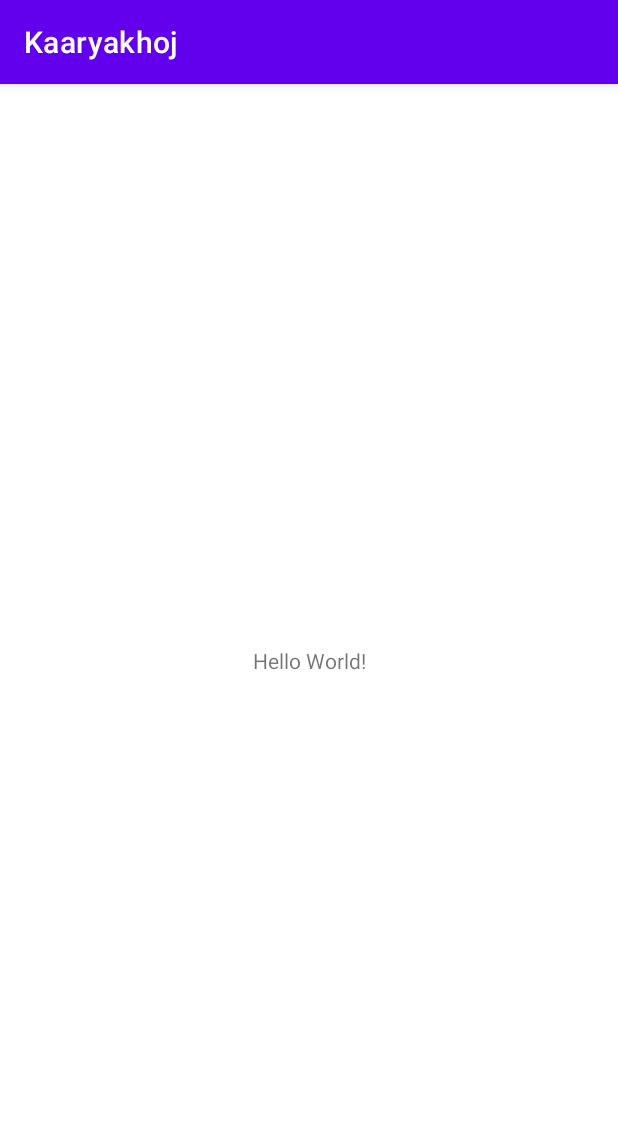
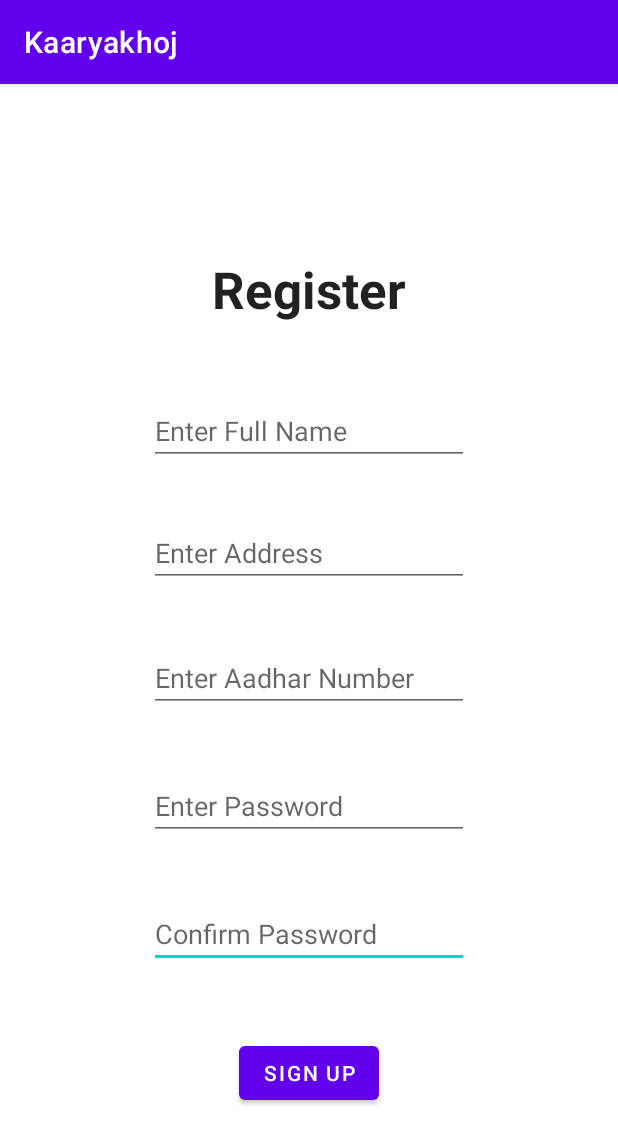
Before and after one commit to parthesh-hub/BetaVerse_SIH2022_APP, an Android app: the screen it shows after launch (MainActivity), on a phone screen of 412 x 824 dp. Shown: the top 1144 px of the screen. Run offline under Robolectric (Android 15) with nearby library versions, the phone set to English and light mode, and no system bars.

Commit message:
Register Page

```diff
--- a/app/src/main/AndroidManifest.xml
+++ b/app/src/main/AndroidManifest.xml
@@ -10,6 +10,9 @@
         android:supportsRtl="true"
         android:theme="@style/Theme.Kaaryakhoj">
         <activity
+            android:name=".VerifyPhone"
+            android:exported="false" />
+        <activity
             android:name=".MainActivity"
             android:exported="true">
             <intent-filter>
--- a/app/src/main/res/layout/activity_main.xml
+++ b/app/src/main/res/layout/activity_main.xml
@@ -6,13 +6,96 @@
     android:layout_height="match_parent"
     tools:context=".MainActivity">
 
-    <TextView
+    <EditText
+        android:id="@+id/editTextTextPassword2"
         android:layout_width="wrap_content"
         android:layout_height="wrap_content"
-        android:text="Hello World!"
+        android:layout_marginTop="40dp"
+        android:layout_marginBottom="46dp"
+        android:ems="10"
+        android:hint="Confirm Password"
+        android:inputType="textPassword"
+        app:layout_constraintBottom_toTopOf="@+id/button2"
+        app:layout_constraintEnd_toEndOf="parent"
+        app:layout_constraintStart_toStartOf="parent"
+        app:layout_constraintTop_toBottomOf="@+id/editTextTextPassword" />
+
+    <TextView
+        android:id="@+id/textView2"
+        android:layout_width="wrap_content"
+        android:layout_height="wrap_content"
+        android:text="Register"
+        android:textAppearance="@style/TextAppearance.AppCompat.Large"
+        android:textSize="34sp"
+        android:textStyle="bold"
         app:layout_constraintBottom_toBottomOf="parent"
+        app:layout_constraintEnd_toEndOf="parent"
         app:layout_constraintLeft_toLeftOf="parent"
         app:layout_constraintRight_toRightOf="parent"
-        app:layout_constraintTop_toTopOf="parent" />
+        app:layout_constraintStart_toStartOf="parent"
+        app:layout_constraintTop_toTopOf="parent"
+        app:layout_constraintVertical_bias="0.158" />
+
+    <EditText
+        android:id="@+id/editTextTextPersonName"
+        android:layout_width="wrap_content"
+        android:layout_height="wrap_content"
+        android:layout_marginTop="49dp"
+        android:layout_marginBottom="36dp"
+        android:ems="10"
+        android:hint="Enter Full Name"
+        android:inputType="textPersonName"
+        app:layout_constraintBottom_toTopOf="@+id/editTextTextPostalAddress"
+        app:layout_constraintEnd_toEndOf="parent"
+        app:layout_constraintHorizontal_bias="0.5"
+        app:layout_constraintStart_toStartOf="parent"
+        app:layout_constraintTop_toBottomOf="@+id/textView2" />
+
+    <EditText
+        android:id="@+id/editTextTextPostalAddress"
+        android:layout_width="wrap_content"
+        android:layout_height="wrap_content"
+        android:layout_marginTop="36dp"
+        android:ems="10"
+        android:hint="Enter Address"
+        android:inputType="textPostalAddress"
+        app:layout_constraintEnd_toEndOf="parent"
+        app:layout_constraintStart_toStartOf="parent"
+        app:layout_constraintTop_toBottomOf="@+id/editTextTextPersonName" />
+
+    <EditText
+        android:id="@+id/editTextTextPassword"
+        android:layout_width="wrap_content"
+        android:layout_height="wrap_content"
+        android:layout_marginTop="40dp"
+        android:ems="10"
+        android:hint="Enter Password"
+        android:inputType="textPassword"
+        app:layout_constraintEnd_toEndOf="parent"
+        app:layout_constraintHorizontal_bias="0.5"
+        app:layout_constraintStart_toStartOf="parent"
+        app:layout_constraintTop_toBottomOf="@+id/editTextNumber" />
+
+    <Button
+        android:id="@+id/button2"
+        android:layout_width="wrap_content"
+        android:layout_height="wrap_content"
+        android:layout_marginTop="46dp"
+        android:text="Sign Up"
+        app:layout_constraintEnd_toEndOf="parent"
+        app:layout_constraintStart_toStartOf="parent"
+        app:layout_constraintTop_toBottomOf="@+id/editTextTextPassword2" />
+
+    <EditText
+        android:id="@+id/editTextNumber"
+        android:layout_width="wrap_content"
+        android:layout_height="wrap_content"
+        android:layout_marginTop="38dp"
+        android:ems="10"
+        android:hint="Enter Aadhar Number"
+        android:inputType="number"
+        app:layout_constraintEnd_toEndOf="parent"
+        app:layout_constraintStart_toStartOf="parent"
+        app:layout_constraintTop_toBottomOf="@+id/editTextTextPostalAddress" />
 
 </androidx.constraintlayout.widget.ConstraintLayout>
```
Also changed, not shown: app/src/main/java/com/example/kaaryakhoj/VerifyPhone.java (added, +14 -0 lines), app/src/main/res/layout/activity_verify_phone.xml (added, +82 -0 lines).
